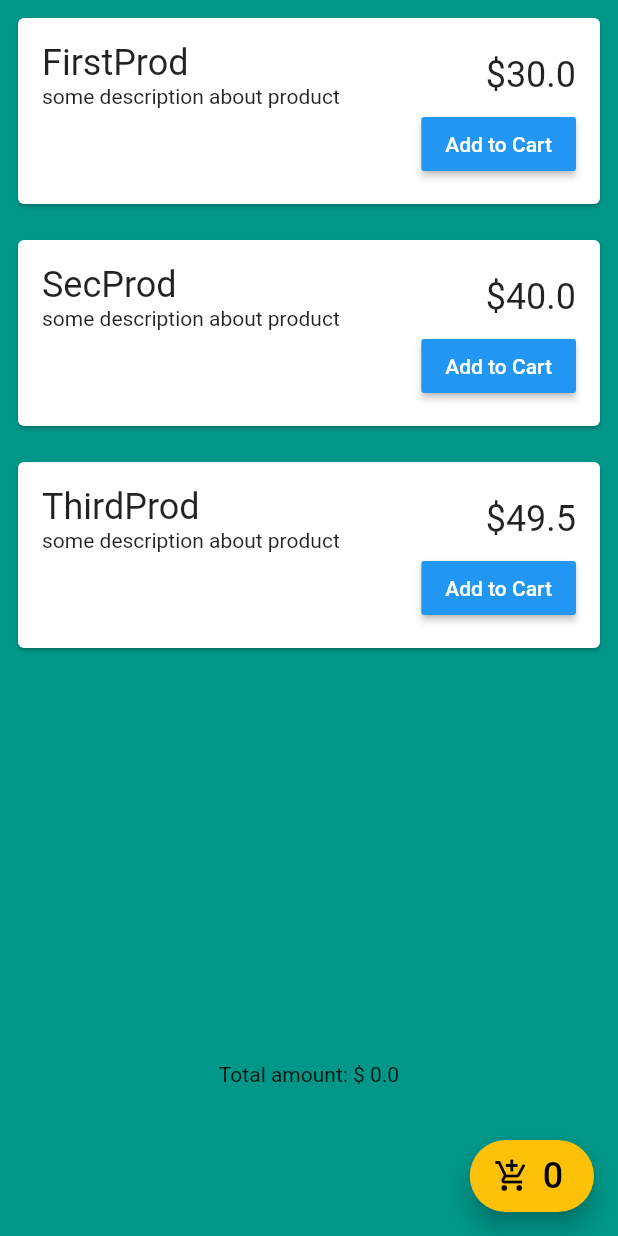
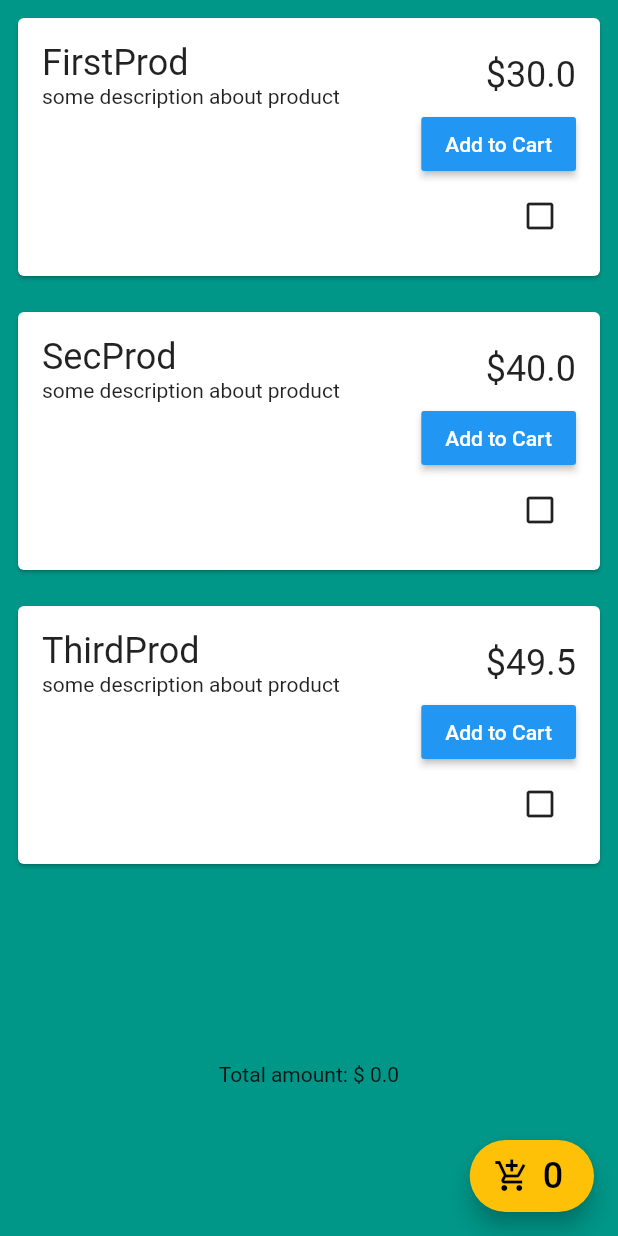
Before and after one commit to sherrywilly/getxcart_flutter, a Flutter app: the screen it shows after launch, on a phone screen of 412 x 824 dp. Run offline on Flutter 3.47's test engine with Material 2 defaults, Android fonts, the light colour scheme and no system bars; our stand-ins replace get.

Commit message:
initial commit

```diff
--- a/lib/models/product.dart
+++ b/lib/models/product.dart
@@ -1,3 +1,5 @@
+import 'package:get/state_manager.dart';
+
 class Product {
   final int id;
   final String productName;
@@ -11,4 +13,5 @@ class Product {
       this.productImage,
       this.productDescription,
       this.price});
+  final isFavorite = false.obs;
 }
--- a/lib/views/Home.dart
+++ b/lib/views/Home.dart
@@ -53,17 +53,17 @@ class MyHomePage extends StatelessWidget {
                             textColor: Colors.white,
                             child: Text('Add to Cart'),
                           ),
-                          // Obx(() => IconButton(
-                          //       icon: controller
-                          //               .products[index].isFavorite.value
-                          //           ? Icon(Icons.check_box_rounded)
-                          //           : Icon(Icons
-                          //               .check_box_outline_blank_outlined),
-                          //       onPressed: () {
-                          //         controller.products[index].isFavorite
-                          //             .toggle();
-                          //       },
-                          //     ))
+                          Obx(() => IconButton(
+                                icon: controller
+                                        .products[index].isFavorite.value
+                                    ? Icon(Icons.check_box_rounded)
+                                    : Icon(
+                                        Icons.check_box_outline_blank_outlined),
+                                onPressed: () {
+                                  controller.products[index].isFavorite
+                                      .toggle();
+                                },
+                              ))
                         ],
                       ),
                     ),
```
